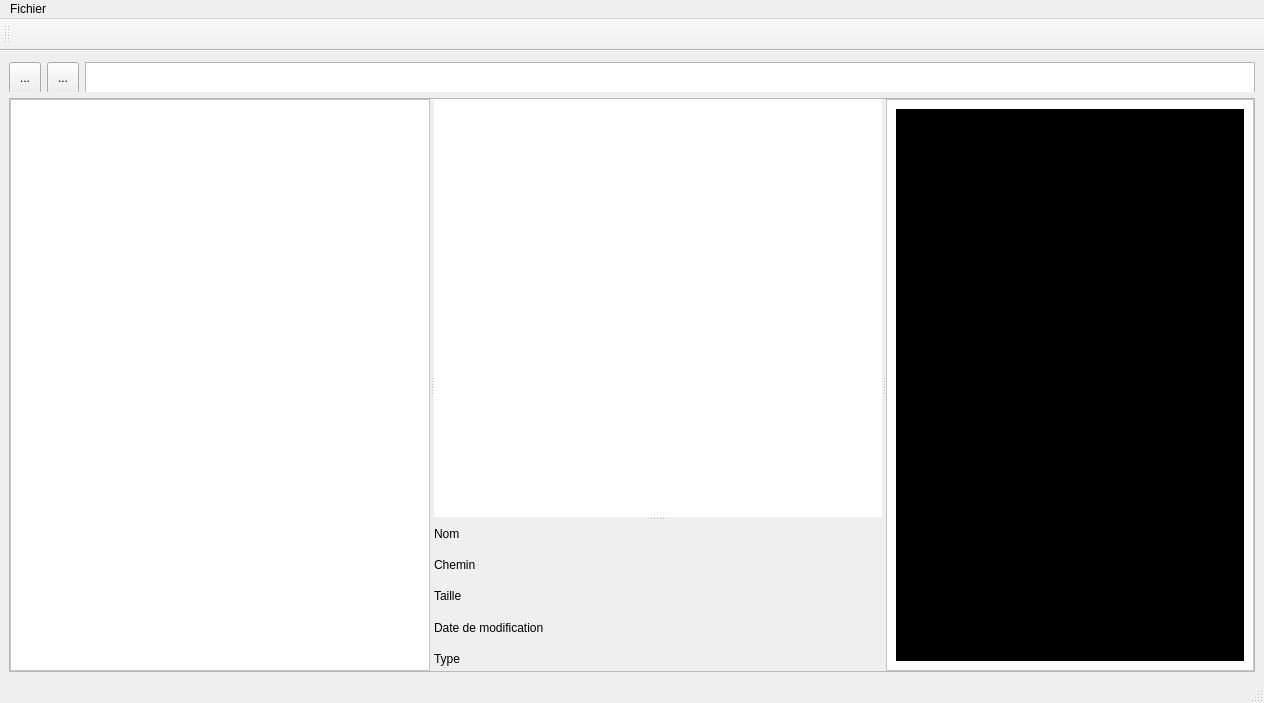
Old version of the form templates/FileManager.ui in the repository pat13310/FileManager.
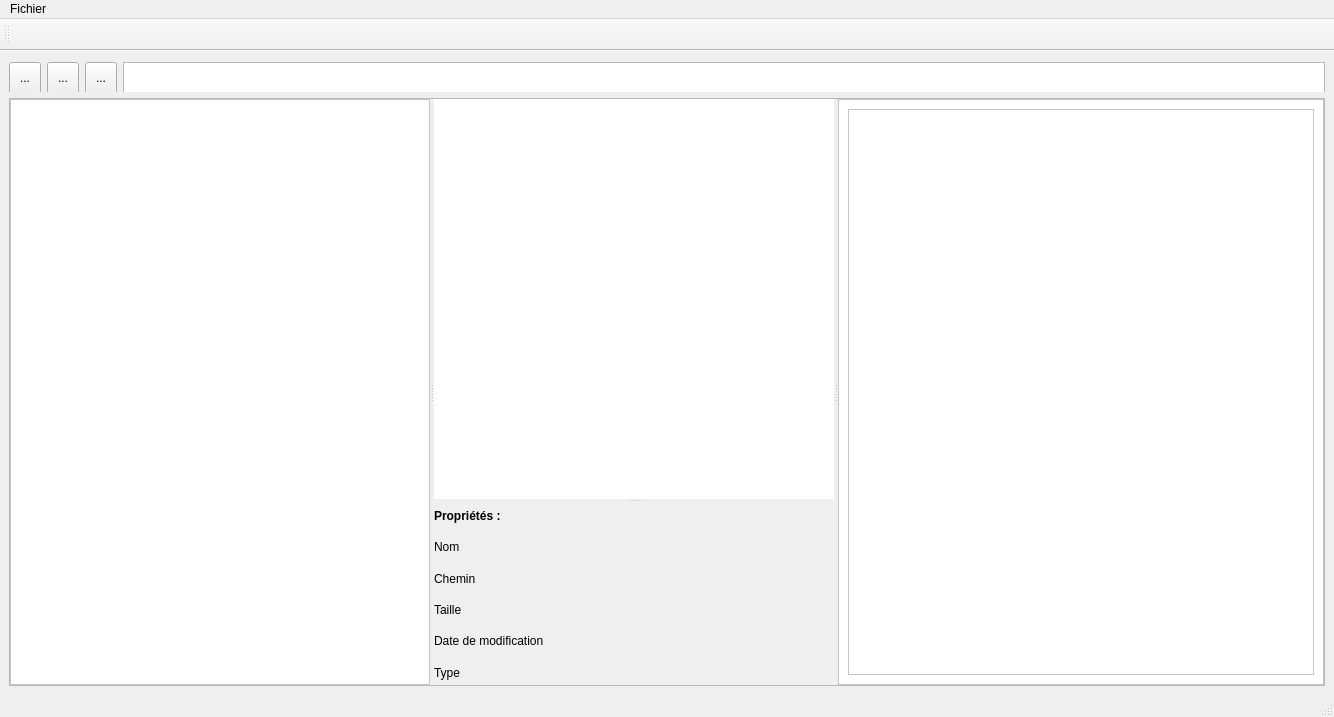
New version of the form. Icons and pictures are not drawn.

Commit message: Version 1.6 -> Gestion améliorée

```diff
--- a/templates/FileManager.ui
+++ b/templates/FileManager.ui
@@ -6,8 +6,8 @@
    <rect>
     <x>0</x>
     <y>0</y>
-    <width>1264</width>
-    <height>703</height>
+    <width>1334</width>
+    <height>717</height>
    </rect>
   </property>
   <property name="windowTitle">
@@ -77,6 +77,22 @@
          </property>
         </widget>
        </item>
+       <item>
+        <widget class="QToolButton" name="btn_up">
+         <property name="minimumSize">
+          <size>
+           <width>32</width>
+           <height>32</height>
+          </size>
+         </property>
+         <property name="text">
+          <string>...</string>
+         </property>
+         <property name="icon">
+          <iconset theme="go-up"/>
+         </property>
+        </widget>
+       </item>
        <item>
         <widget class="QTextBrowser" name="textBrowser">
          <property name="sizePolicy">
@@ -190,12 +206,47 @@
              <verstretch>0</verstretch>
             </sizepolicy>
            </property>
+           <property name="minimumSize">
+            <size>
+             <width>400</width>
+             <height>400</height>
+            </size>
+           </property>
+           <property name="maximumSize">
+            <size>
+             <width>420</width>
+             <height>16777215</height>
+            </size>
+           </property>
+           <property name="font">
+            <font>
+             <stylestrategy>PreferDefault</stylestrategy>
+            </font>
+           </property>
+           <property name="mouseTracking">
+            <bool>false</bool>
+           </property>
            <property name="acceptDrops">
             <bool>true</bool>
            </property>
            <property name="frameShape">
             <enum>QFrame::Shape::NoFrame</enum>
            </property>
+           <property name="frameShadow">
+            <enum>QFrame::Shadow::Sunken</enum>
+           </property>
+           <property name="sizeAdjustPolicy">
+            <enum>QAbstractScrollArea::SizeAdjustPolicy::AdjustToContents</enum>
+           </property>
+           <property name="dragEnabled">
+            <bool>true</bool>
+           </property>
+           <property name="isWrapping" stdset="0">
+            <bool>false</bool>
+           </property>
+           <property name="modelColumn">
+            <number>0</number>
+           </property>
           </widget>
           <widget class="QWidget" name="wProperties" native="true">
            <property name="sizePolicy">
@@ -213,10 +264,22 @@
            <property name="maximumSize">
             <size>
              <width>16777215</width>
-             <height>150</height>
+             <height>300</height>
             </size>
            </property>
            <layout class="QVBoxLayout" name="verticalLayout_5">
+            <item>
+             <widget class="QLabel" name="label">
+              <property name="font">
+               <font>
+                <bold>true</bold>
+               </font>
+              </property>
+              <property name="text">
+               <string>Propriétés :</string>
+              </property>
+             </widget>
+            </item>
             <item>
              <widget class="QLabel" name="lbl_nom">
               <property name="styleSheet">
@@ -229,6 +292,18 @@
             </item>
             <item>
              <widget class="QLabel" name="lbl_chemin">
+              <property name="maximumSize">
+               <size>
+                <width>16777215</width>
+                <height>16777215</height>
+               </size>
+              </property>
+              <property name="sizeIncrement">
+               <size>
+                <width>0</width>
+                <height>4</height>
+               </size>
+              </property>
               <property name="styleSheet">
                <string notr="true">color: rgb(0, 0, 0);</string>
               </property>
@@ -312,8 +387,8 @@
             <rect>
              <x>0</x>
              <y>0</y>
-             <width>382</width>
-             <height>539</height>
+             <width>446</width>
+             <height>553</height>
             </rect>
            </property>
            <property name="sizePolicy">
@@ -339,13 +414,13 @@
               </property>
               <property name="minimumSize">
                <size>
-                <width>0</width>
+                <width>350</width>
                 <height>0</height>
                </size>
               </property>
               <property name="styleSheet">
-               <string notr="true">background-color: rgb(0, 0, 0);
-color:white;
+               <string notr="true">background-color: white;
+color:black;;
 padding:4px;</string>
               </property>
               <property name="frameShape">
@@ -386,7 +461,7 @@
     <rect>
      <x>0</x>
      <y>0</y>
-     <width>1264</width>
+     <width>1334</width>
      <height>33</height>
     </rect>
    </property>
```
The commit also changes 2 other files.
